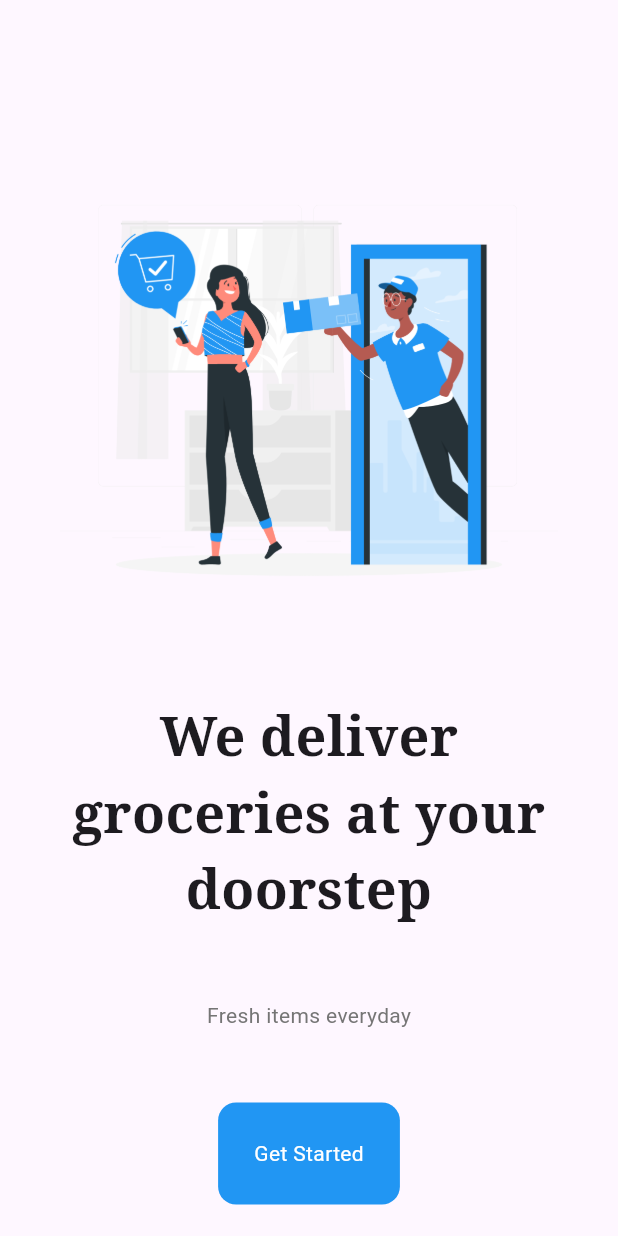
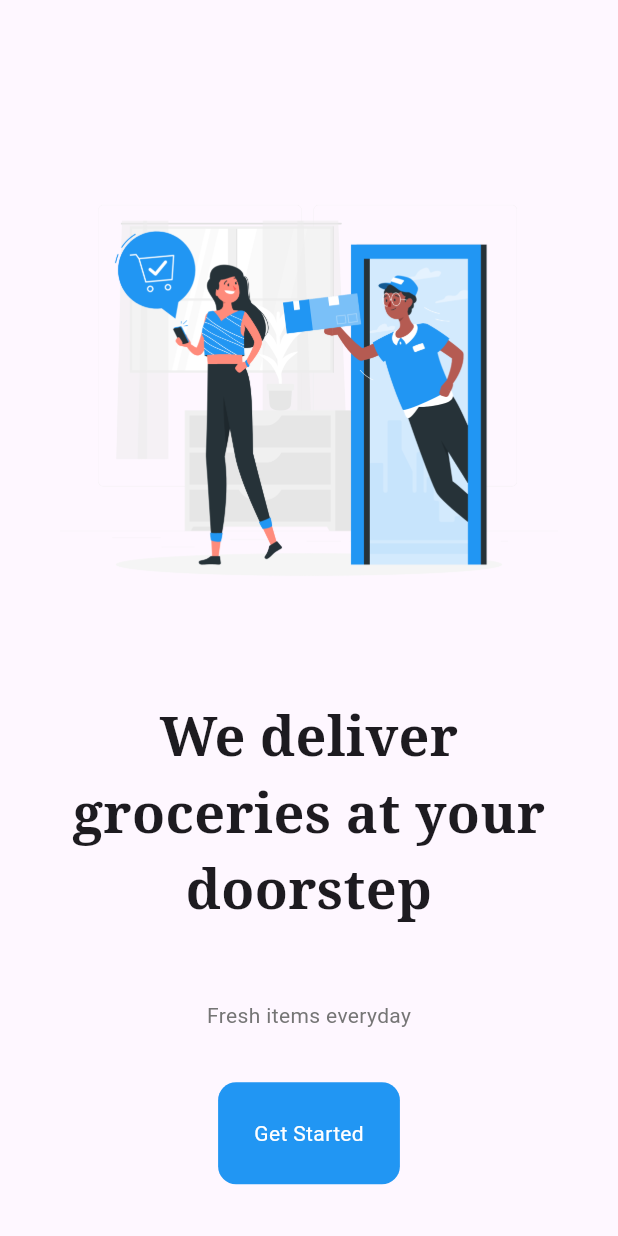
Before and after one commit to ymeliskaradag/grocery_shop_app, a Flutter app: the screen it shows after launch, on a phone screen of 412 x 824 dp. Run offline on Flutter 3.47's test engine with Material 3 defaults, Android fonts, the light colour scheme and no system bars; our stand-ins replace google_fonts.

Commit message:
readme.md updated

```diff
--- a/lib/pages/intro_page.dart
+++ b/lib/pages/intro_page.dart
@@ -37,8 +37,7 @@ class IntroPage extends StatelessWidget{
             style: TextStyle(color: Colors.grey[600]),
           ),
 
-          //const Spacer(),
-          const SizedBox(height: 48),
+          const Spacer(),
 
           //get started button
           GestureDetector(
```
Also changed, not shown: 6 other files.
